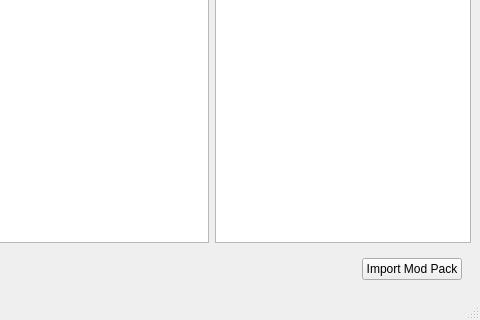
Old version of the form mainwindow.ui in the repository FortuneStreetModding/csmm-qt; both pictures show x 800 to 1280 and y 400 to 720 of the 1280 by 720 pixel window.
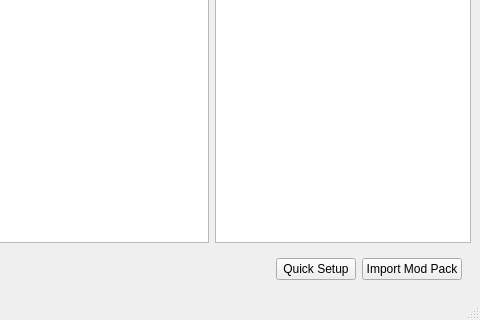
New version of the form. Custom widgets are drawn as their Qt base class.

Commit message: add quick setup dialog (wip)

Patch:
```diff
--- a/mainwindow.ui
+++ b/mainwindow.ui
@@ -93,6 +93,13 @@
          </property>
         </spacer>
        </item>
+       <item>
+        <widget class="QPushButton" name="quickSetup">
+         <property name="text">
+          <string>Quick Setup</string>
+         </property>
+        </widget>
+       </item>
        <item>
         <widget class="QPushButton" name="importModPack">
          <property name="text">
```
The commit also changes 7 other files.
